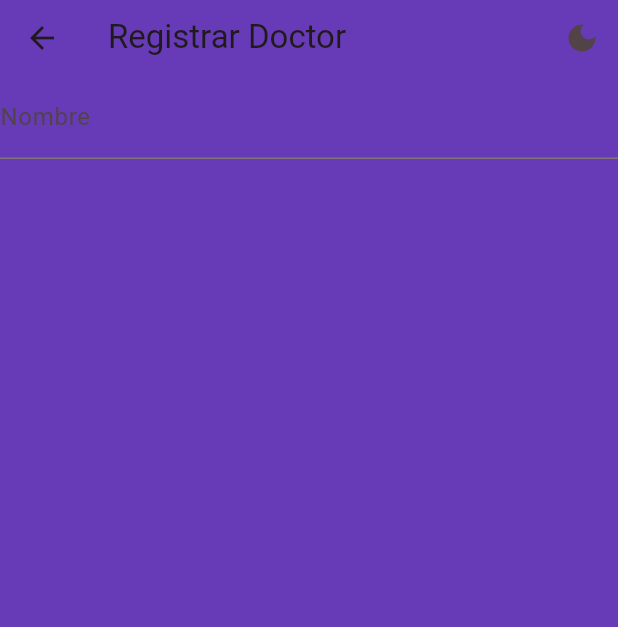
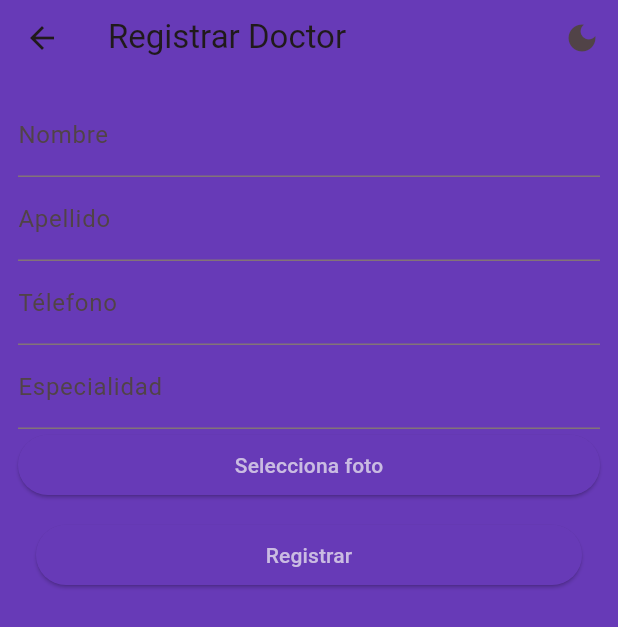
Before and after one commit to ingdanielbs/Ficha-2559206, a Flutter app: the DoctorRegistrationScreen screen opened directly, on a phone screen of 412 x 824 dp. Shown: the top 627 px of the screen. Run offline on Flutter 3.47's test engine with Material 2 defaults, Android fonts, the light colour scheme and no system bars; our stand-ins replace image_picker.

Commit message:
doctor reg foto

```diff
--- a/medical_help/lib/presentation/screens/doctor_registration_screen.dart
+++ b/medical_help/lib/presentation/screens/doctor_registration_screen.dart
@@ -1,4 +1,7 @@
+import 'dart:io';
+
 import 'package:flutter/material.dart';
+import 'package:image_picker/image_picker.dart';
 import 'package:medical_help/presentation/widgets/appbar_menu.dart';
 
 class DoctorRegistrationScreen extends StatefulWidget {
@@ -17,28 +20,92 @@ class _DoctorRegistrationScreenState extends State<DoctorRegistrationScreen> {
   final TextEditingController _specialityController = TextEditingController();
   String photo = '';
 
+  Future<void> _pickImage() async {
+    final pickImage =
+        await ImagePicker().pickImage(source: ImageSource.gallery);
+
+    if (pickImage != null) {
+      setState(() {
+        photo = pickImage.path;
+      });
+    }
+  }
+
   @override
   Widget build(BuildContext context) {
     return Scaffold(
       appBar: const AppbarMenu(title: 'Registrar Doctor'),
-      body: Form(
+      body: Padding(
+        padding: const EdgeInsets.all(12.0),
+        child: Form(
             key: _formKey,
             child: ListView(
               children: [
                 TextFormField(
-                decoration: const InputDecoration(
-                  labelText: 'Nombre'
-                ),
+                  decoration: const InputDecoration(labelText: 'Nombre'),
                   controller: _nameController,
                   validator: (value) {
                     if (value == null || value.isEmpty) {
-                    return 'Please enter some text';
+                      return 'Por favor ingresa un nombre';
                     }
                     return null;
                   },
                 ),
+                TextFormField(
+                  decoration: const InputDecoration(labelText: 'Apellido'),
+                  controller: _lastnameController,
+                  validator: (value) {
+                    if (value == null || value.isEmpty) {
+                      return 'Por favor ingresa un apellido';
+                    }
+                    return null;
+                  },
+                ),
+                TextFormField(
+                  keyboardType: TextInputType.number,
+                  decoration: const InputDecoration(labelText: 'Télefono'),
+                  controller: _phoneController,
+                  validator: (value) {
+                    if (value == null || value.isEmpty) {
+                      return 'Por favor ingresa un teléfono';
+                    }
+                    return null;
+                  },
+                ),
+                TextFormField(
+                  decoration: const InputDecoration(labelText: 'Especialidad'),
+                  controller: _specialityController,
+                  validator: (value) {
+                    if (value == null || value.isEmpty) {
+                      return 'Por favor ingresa una especialidad';
+                    }
+                    return null;
+                  },
+                ),
+                ElevatedButton(
+                  onPressed: _pickImage,
+                  child: const Text('Selecciona foto'),
+                ),
+                if (photo.isNotEmpty)
+                  Image.file(
+                    File(photo),
+                  ),
+                Padding(
+                  padding: const EdgeInsets.all(12.0),
+                  child: ElevatedButton(
+                    onPressed: () {
+                      if (_formKey.currentState!.validate()) {
+                        ScaffoldMessenger.of(context).showSnackBar(
+                          const SnackBar(content: Text('Registro exitoso')),
+                        );
+                      }
+                    },
+                    child: const Text('Registrar'),
+                  ),
+                ),
               ],
             )),
+      ),
     );
   }
 }
--- a/medical_help/lib/presentation/styles/color_scheme.dart
+++ b/medical_help/lib/presentation/styles/color_scheme.dart
@@ -26,7 +26,7 @@ const lightColorScheme = ColorScheme(
   onSurfaceVariant: Color(0xFF514347),
   outline: Color(0xFF837377),
   onInverseSurface: Color(0xFFFAEEEF),
-  inverseSurface: Color(0xFF352F30),
+  inverseSurface: Color.fromARGB(255, 29, 4, 8),
   inversePrimary: Color.fromARGB(255, 174, 75, 105),
   shadow: Color(0xFF000000),
   surfaceTint: Color(0xFFB90063),
--- a/medical_help/pubspec.yaml
+++ b/medical_help/pubspec.yaml
@@ -35,6 +35,7 @@ dependencies:
   # The following adds the Cupertino Icons font to your application.
   # Use with the CupertinoIcons class for iOS style icons.
   cupertino_icons: ^1.0.2
+  image_picker: ^1.0.2
 
 dev_dependencies:
   flutter_test:
```
Also changed, not shown: medical_help/pubspec.lock, 5 other files. Lines whose indentation alone changed are shown as unchanged.
